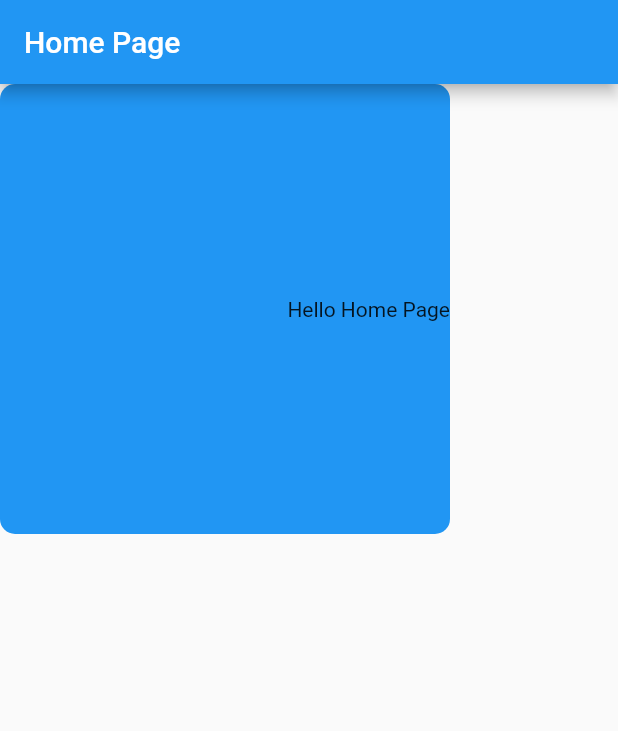
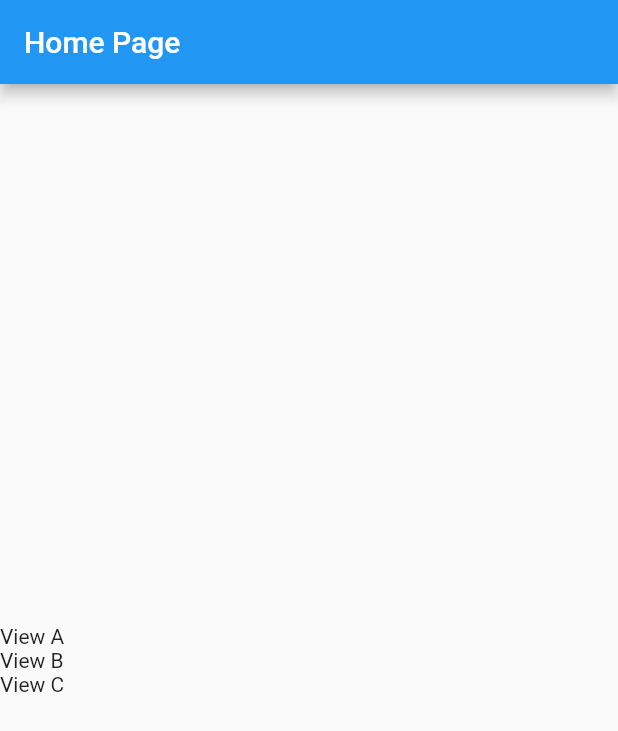
Before and after one commit to phamtanphat/flutter_widget_29092022, a Flutter app: the screen it shows after launch, on a phone screen of 412 x 824 dp. Shown: the top 731 px of the screen. Run offline on Flutter 3.47's test engine with Material 2 defaults, Android fonts, the phone set to English and light mode, and no system bars.

Commit message:
container, column, row

```diff
--- a/lib/main.dart
+++ b/lib/main.dart
@@ -26,14 +26,16 @@ class HomePage extends StatelessWidget {
         title: const Text("Home Page"),
       ),
       body: Container(
-        width: 300,
-        height: 300,
-        alignment: Alignment.centerRight,
-        decoration: BoxDecoration(
-          color: Colors.blue,
-          borderRadius: BorderRadius.all(Radius.circular(10))
+        constraints: BoxConstraints.expand(),
+        child: Column(
+          mainAxisAlignment: MainAxisAlignment.center,
+          crossAxisAlignment: CrossAxisAlignment.start,
+          children: [
+            Text("View A"),
+            Text("View B"),
+            Text("View C"),
+          ],
         ),
-        child: Text("Hello Home Page"),
       ),
     );
   }
```
